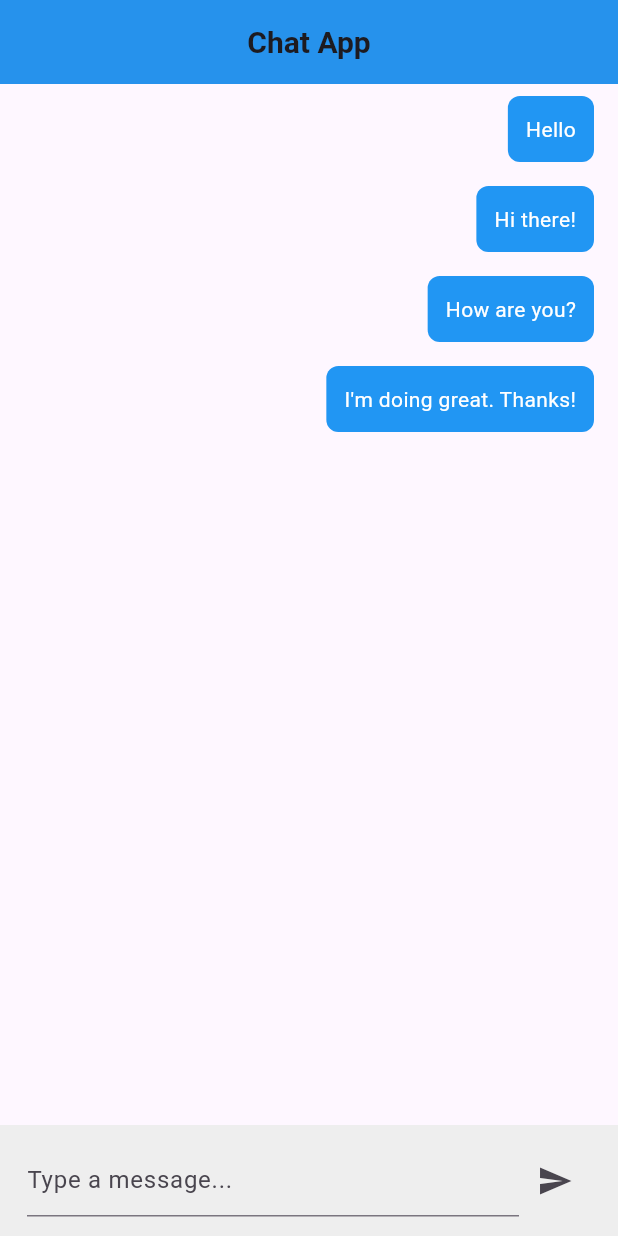
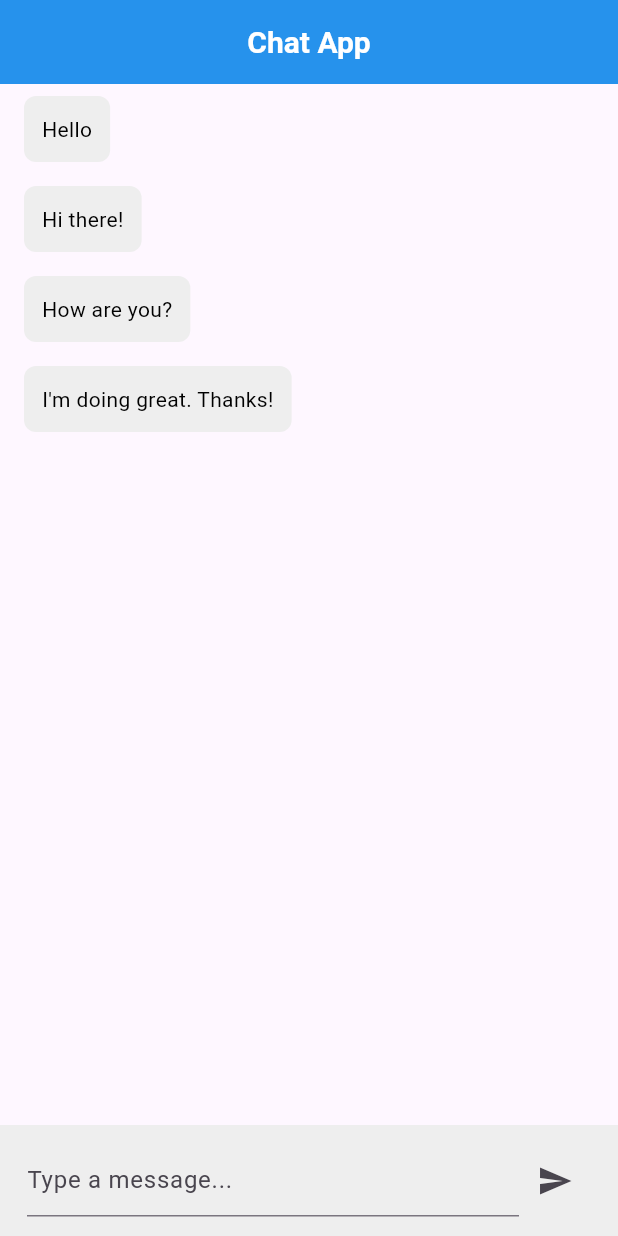
Before and after one commit to Ihimbru-K/messenger, a Flutter app: the screen it shows after launch, on a phone screen of 412 x 824 dp. Run offline on Flutter 3.47's test engine with Material 3 defaults, Android fonts, the phone set to English and light mode, and no system bars; our stand-ins replace socket_io_client; network calls fail.

Commit message:
improved aesthetic features of UI

```diff
--- a/lib/screens/chat_screen.dart
+++ b/lib/screens/chat_screen.dart
@@ -63,6 +63,7 @@ class _ChatScreenState extends State<ChatScreen> {
           style: TextStyle(
             fontSize: 20,
             fontWeight: FontWeight.bold,
+            color: Colors.white
           ),
         ),
         backgroundColor: Colors.blue, // Set your desired app bar background color
@@ -75,7 +76,7 @@ class _ChatScreenState extends State<ChatScreen> {
               itemCount: messages.length,
               itemBuilder: (BuildContext context, int index) {
                 final message = messages[index];
-                final isCurrentUserMessage = true;
+                final isCurrentUserMessage = false;
                 return MessageBubble(
                   message: message,
                   isCurrentUserMessage: isCurrentUserMessage,
```
